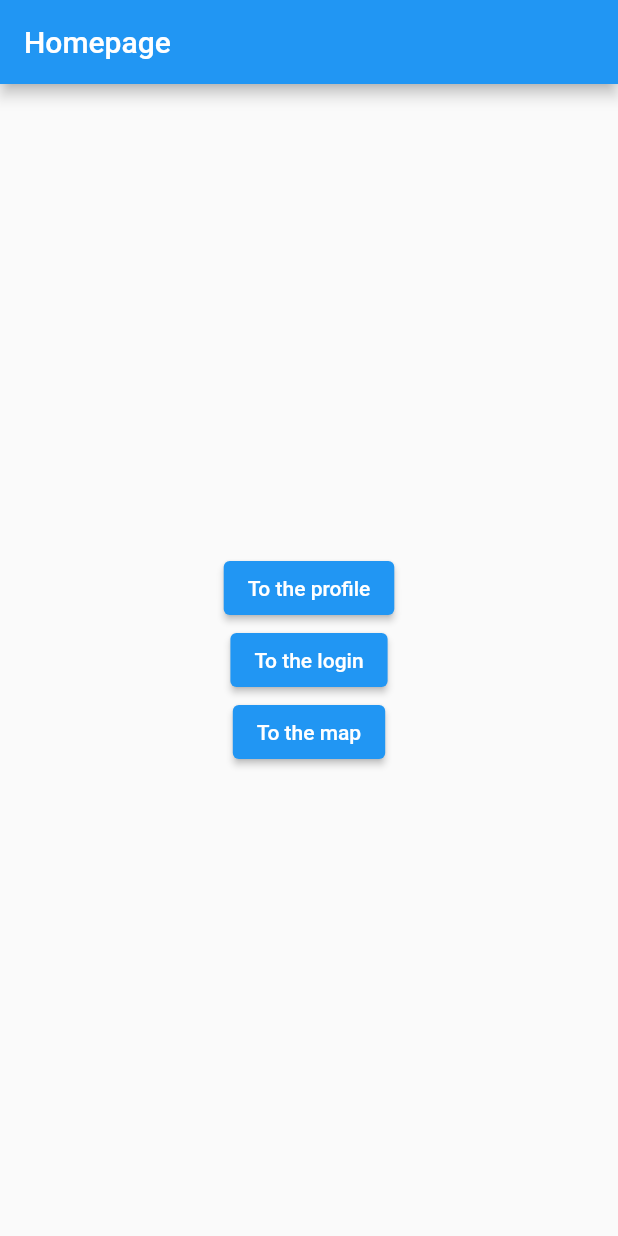
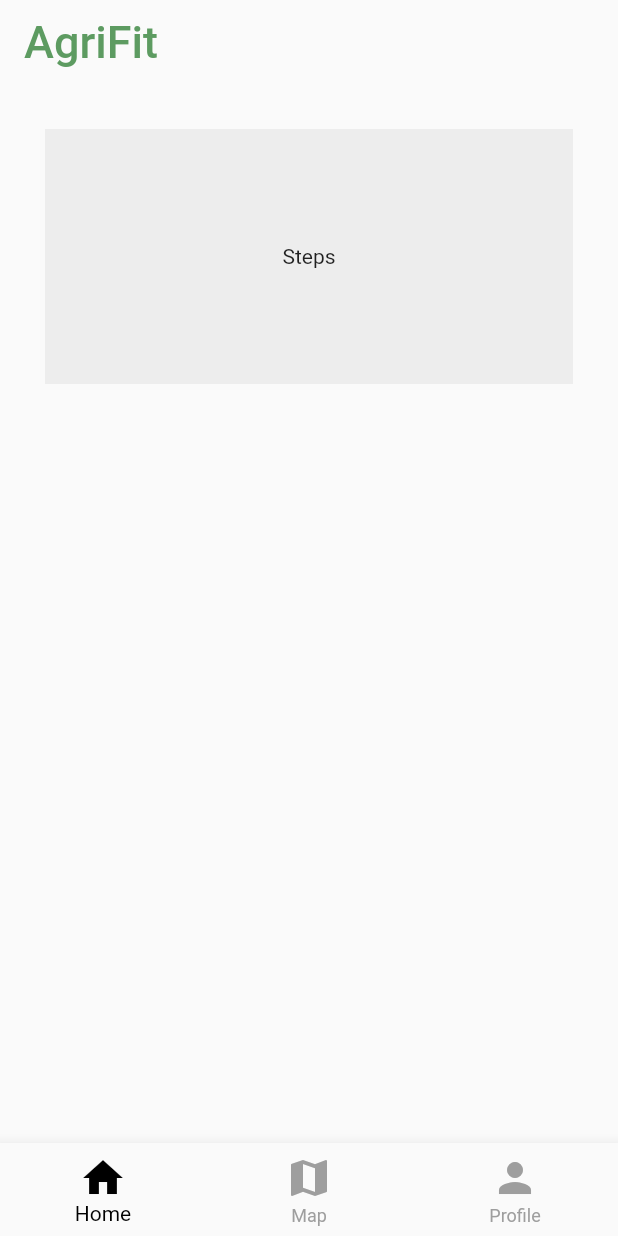
Before and after one commit to MarichenK/Biomedical-Technologies, a Flutter app: the screen it shows after launch, on a phone screen of 412 x 824 dp. Run offline on Flutter 3.47's test engine with Material 2 defaults, Android fonts, the phone set to English and light mode, and no system bars.

Commit message:
Added navigationbar

```diff
--- a/agri_fit/lib/main.dart
+++ b/agri_fit/lib/main.dart
@@ -1,5 +1,5 @@
 import 'package:flutter/material.dart';
-import 'package:agri_fit/screens/homePage.dart';
+import 'package:agri_fit/navigationBar.dart';
 
 void main() {
   runApp(const MainApp());
@@ -11,7 +11,7 @@ class MainApp extends StatelessWidget {
   Widget build(BuildContext context) {
     return MaterialApp(
       //This specifies the app entrypoint.
-      home: HomePage(),
+      home: NavBar(),
     );
   } //build
 }//MyApp
--- /dev/null
+++ b/agri_fit/lib/navigationBar.dart
@@ -0,0 +1,57 @@
+import 'package:flutter/material.dart';
+import 'package:agri_fit/screens/homePage.dart';
+import 'package:agri_fit/screens/profilePage.dart';
+import 'package:agri_fit/screens/mapPage.dart';
+
+class NavBar extends StatefulWidget {
+  const NavBar({Key? key}) : super(key: key);
+
+  @override
+  _HomePageState createState() => _HomePageState();
+}
+
+class _HomePageState extends State<NavBar> {
+
+  int _selectedIndex = 0;
+
+  void _navigateBottomBar(int index){
+    setState(() {
+      _selectedIndex = index;
+    });
+  }
+
+  final _buildBody = <Widget>[
+    HomePage(),
+    MapPage(),
+    ProfilePage(editName: '', editAge: '', editGen: '', editHeight: '', editWeight: '',),
+  ];
+
+  /*
+  List<Widget> get _pages => [
+    HomePage(),
+    MapPage(),
+    ProfilePage(editName: '', editAge: '', editGen: '', editHeight: '', editWeight: '',),
+  ];
+  */
+
+  @override
+  Widget build(BuildContext context) {
+    return Scaffold(
+      bottomNavigationBar: BottomNavigationBar(
+        selectedItemColor: Colors.black,
+        unselectedItemColor: Colors.grey,
+        iconSize: 32,
+        currentIndex: _selectedIndex,
+        onTap: _navigateBottomBar,
+        //onTap: navigate(context, FeedDetail.),
+        type: BottomNavigationBarType.fixed,
+        items: [
+          BottomNavigationBarItem(icon: Icon(Icons.home), label: 'Home'),
+          BottomNavigationBarItem(icon: Icon(Icons.map), label: 'Map'),
+          BottomNavigationBarItem(icon: Icon(Icons.person), label: 'Profile'),
+        ]),
+      //body: _pages[_selectedIndex],
+      body: IndexedStack(index: _selectedIndex, children: _buildBody)
+    );
+  }
+}
--- a/agri_fit/lib/screens/homePage.dart
+++ b/agri_fit/lib/screens/homePage.dart
@@ -1,46 +1,32 @@
 import 'package:flutter/material.dart';
-import 'package:agri_fit/screens/profilePage.dart';
-import 'package:agri_fit/screens/loginPage.dart';
-import 'package:agri_fit/screens/mapPage.dart';
 
 class HomePage extends StatelessWidget {
   const HomePage({Key? key}) : super(key: key);
 
-  static const routename = 'Homepage';
+  static const route = '/home/';
+  static const routename = 'Home';
 
   @override
   Widget build(BuildContext context) {
-    print('${HomePage.routename} built');
-    return Scaffold(
+      return Scaffold(
       appBar: AppBar(
-        title: Text(HomePage.routename),
+        backgroundColor: Colors.grey[50],
+        elevation: 0,
+        //title: Text(HomePage.routename),
+        title: Text('AgriFit', textScaleFactor: 1.5,),
+        foregroundColor: Color.fromARGB(255, 93, 155, 97),
       ),
-      body: Center(
-        child: Column(
-          mainAxisAlignment: MainAxisAlignment.center,
-          children: [
-            ElevatedButton(
-              child: Text('To the profile'),
-              onPressed: () {
-                Navigator.push(context, MaterialPageRoute(builder: (context) => ProfilePage(editName: '', editAge: '', editGen: '', editHeight: '', editWeight: '',)));
-              },
-            ),
-            ElevatedButton(
-              child: Text('To the login'),
-              onPressed: () {
-                Navigator.push(context, MaterialPageRoute(builder: (context) => LoginPage()));
-              },
-            ),
-            ElevatedButton(
-              child: Text('To the map'),
-              onPressed: () {
-                Navigator.push(context, MaterialPageRoute(builder: (context) => MapPage()));
-              },
-            ),
-          ],
-        ),
-      ),
+      body: Column(
+        children: [
+          Padding(
+            padding: const EdgeInsets.all(30.0),
+            child: Container(
+              height: 170,
+              color: Color.fromARGB(255, 237, 237, 237),
+              child: Center(child: Text('Steps'),),
+            )),
+        ]),
     );
   } //build
 
-} //HomePage
+} //ProfilePage
--- a/agri_fit/lib/screens/mapPage.dart
+++ b/agri_fit/lib/screens/mapPage.dart
@@ -4,23 +4,15 @@ class MapPage extends StatelessWidget {
   const MapPage({Key? key}) : super(key: key);
 
   static const route = '/map/';
-  static const routename = 'MapPage';
+  static const routename = 'Map';
 
   @override
   Widget build(BuildContext context) {
     print('${MapPage.routename} built');
     return Scaffold(
       appBar: AppBar(
+        backgroundColor: Color.fromARGB(255, 93, 155, 97),
         title: Text(MapPage.routename),
-      ),
-      body: Center(
-        child: ElevatedButton(
-          child: Text('To the home'),
-          onPressed: () {
-            //This allows to go back to the HomePage
-            Navigator.pop(context);
-          },
-        ),
       ),
     );
   } //build
--- a/agri_fit/lib/screens/profilePage.dart
+++ b/agri_fit/lib/screens/profilePage.dart
@@ -1,6 +1,7 @@
 import 'package:agri_fit/screens/homePage.dart';
 import 'package:flutter/material.dart';
 import 'package:agri_fit/screens/EditProfilePage.dart';
+import 'package:agri_fit/navigationBar.dart';
 
 // ignore: must_be_immutable
 class ProfilePage extends StatelessWidget {
@@ -14,13 +15,14 @@ class ProfilePage extends StatelessWidget {
   ProfilePage({required this.editName, required this.editAge, required this.editGen, required this.editHeight, required this.editWeight});
 
   static const route = '/profile/';
-  static const routename = 'ProfilePage';
+  static const routename = 'Profile';
 
   @override
   Widget build(BuildContext context) {
     print('${ProfilePage.routename} built');
     return Scaffold(
       appBar: AppBar(
+        backgroundColor: Color.fromARGB(255, 93, 155, 97),
         title: Text(ProfilePage.routename),
       ),
       body: Column(mainAxisAlignment: MainAxisAlignment.spaceEvenly,
@@ -71,6 +73,7 @@ class ProfilePage extends StatelessWidget {
               title: Text('To Home Page'),
               onTap: () {
                 Navigator.push(context, MaterialPageRoute(builder: (context) => HomePage()));
+                //navigate(context, HomePage.route, isRootNavigator: false);
               },
             )
           ],
```
Also changed, not shown: agri_fit/pubspec.lock.
